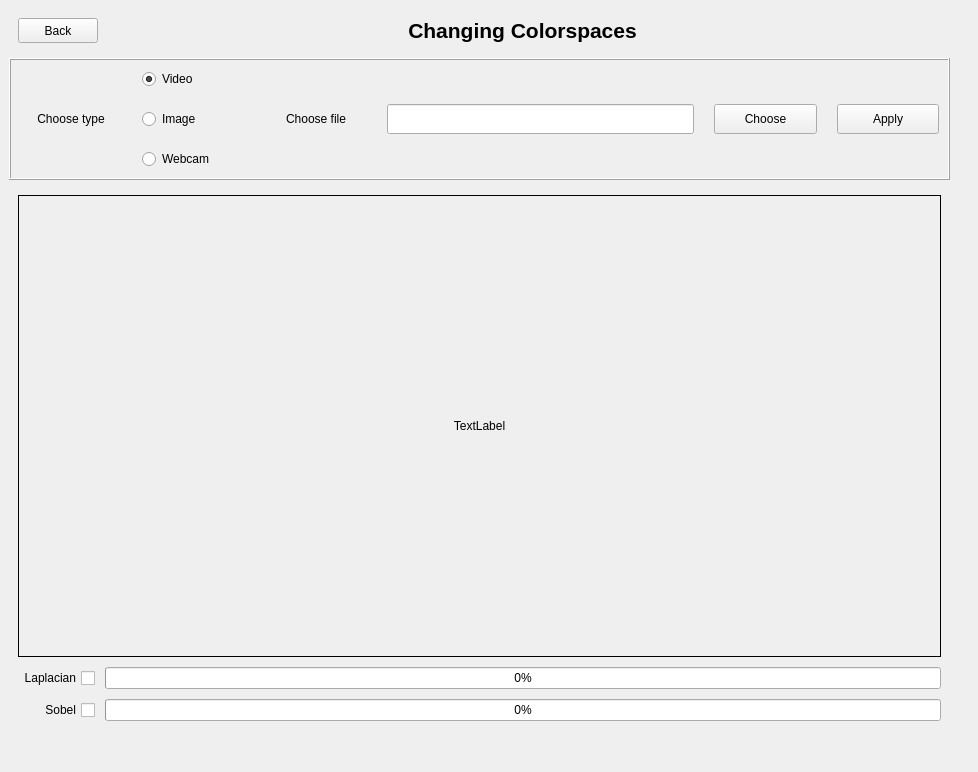
Old version of the form ui/sharpness_analyzer.ui in the repository quanglv1996/image-processing-cv2.
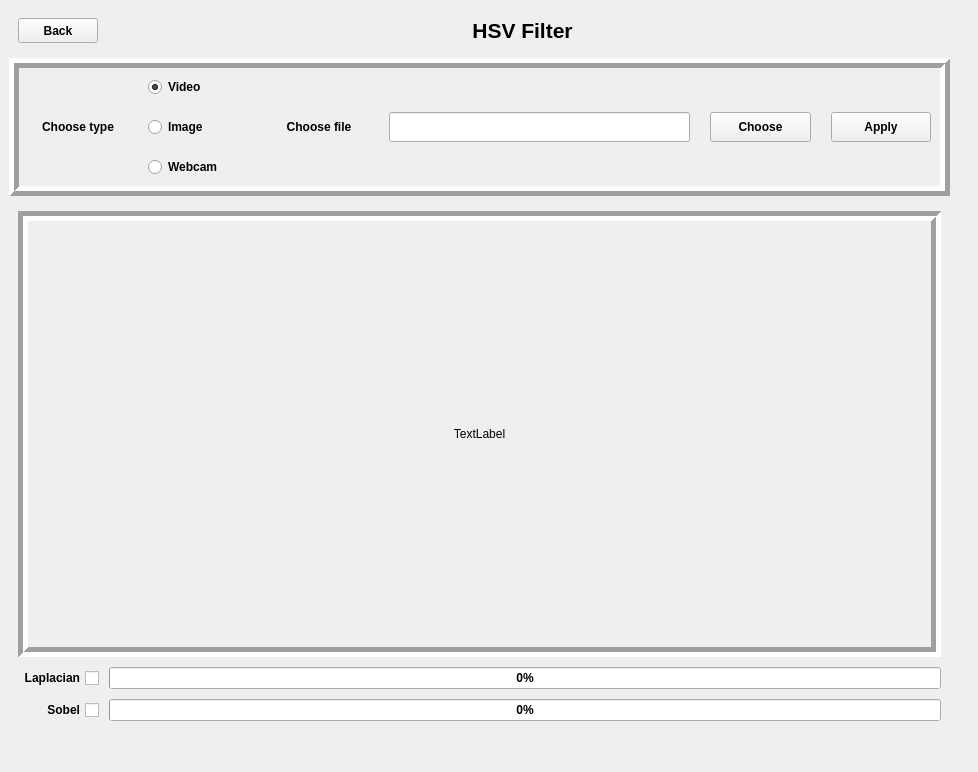
New version of the form.

Commit message: Update camera sharpness analyzer

What changed in the file:
```diff
--- a/ui/sharpness_analyzer.ui
+++ b/ui/sharpness_analyzer.ui
@@ -45,6 +45,12 @@
           <height>30</height>
          </size>
         </property>
+        <property name="font">
+         <font>
+          <weight>75</weight>
+          <bold>true</bold>
+         </font>
+        </property>
         <property name="text">
          <string>Back</string>
         </property>
@@ -60,7 +66,7 @@
          </font>
         </property>
         <property name="text">
-         <string>Changing Colorspaces</string>
+         <string>HSV Filter</string>
         </property>
         <property name="alignment">
          <set>Qt::AlignCenter</set>
@@ -77,12 +83,21 @@
       <property name="frameShadow">
        <enum>QFrame::Raised</enum>
       </property>
+      <property name="lineWidth">
+       <number>5</number>
+      </property>
       <layout class="QHBoxLayout" name="horizontalLayout_7" stretch="1,1,1,3,1,1">
        <property name="spacing">
         <number>20</number>
        </property>
        <item>
         <widget class="QLabel" name="label_11">
+         <property name="font">
+          <font>
+           <weight>75</weight>
+           <bold>true</bold>
+          </font>
+         </property>
          <property name="text">
           <string>Choose type</string>
          </property>
@@ -95,6 +110,12 @@
         <layout class="QVBoxLayout" name="verticalLayout_4">
          <item>
           <widget class="QRadioButton" name="radioButtonVideo">
+           <property name="font">
+            <font>
+             <weight>75</weight>
+             <bold>true</bold>
+            </font>
+           </property>
            <property name="text">
             <string>Video</string>
            </property>
@@ -105,6 +126,12 @@
          </item>
          <item>
           <widget class="QRadioButton" name="radioButtonImage">
+           <property name="font">
+            <font>
+             <weight>75</weight>
+             <bold>true</bold>
+            </font>
+           </property>
            <property name="text">
             <string>Image</string>
            </property>
@@ -112,6 +139,12 @@
          </item>
          <item>
           <widget class="QRadioButton" name="radioButtonWebcam">
+           <property name="font">
+            <font>
+             <weight>75</weight>
+             <bold>true</bold>
+            </font>
+           </property>
            <property name="text">
             <string>Webcam</string>
            </property>
@@ -124,6 +157,12 @@
        </item>
        <item>
         <widget class="QLabel" name="label_12">
+         <property name="font">
+          <font>
+           <weight>75</weight>
+           <bold>true</bold>
+          </font>
+         </property>
          <property name="text">
           <string>Choose file</string>
          </property>
@@ -150,6 +189,12 @@
            <height>30</height>
           </size>
          </property>
+         <property name="font">
+          <font>
+           <weight>75</weight>
+           <bold>true</bold>
+          </font>
+         </property>
          <property name="text">
           <string>Choose</string>
          </property>
@@ -163,6 +208,12 @@
            <height>30</height>
           </size>
          </property>
+         <property name="font">
+          <font>
+           <weight>75</weight>
+           <bold>true</bold>
+          </font>
+         </property>
          <property name="text">
           <string>Apply</string>
          </property>
@@ -205,7 +256,10 @@
            <enum>QFrame::Box</enum>
           </property>
           <property name="frameShadow">
-           <enum>QFrame::Plain</enum>
+           <enum>QFrame::Sunken</enum>
+          </property>
+          <property name="lineWidth">
+           <number>5</number>
           </property>
           <property name="text">
            <string>TextLabel</string>
@@ -222,6 +276,12 @@
          <layout class="QGridLayout" name="gridLayoutType">
           <item row="1" column="1">
            <widget class="QProgressBar" name="progressBarSobel">
+            <property name="font">
+             <font>
+              <weight>75</weight>
+              <bold>true</bold>
+             </font>
+            </property>
             <property name="value">
              <number>0</number>
             </property>
@@ -229,6 +289,12 @@
           </item>
           <item row="0" column="0">
            <widget class="QCheckBox" name="checkBoxLaplacian">
+            <property name="font">
+             <font>
+              <weight>75</weight>
+              <bold>true</bold>
+             </font>
+            </property>
             <property name="layoutDirection">
              <enum>Qt::RightToLeft</enum>
             </property>
@@ -239,6 +305,12 @@
           </item>
           <item row="0" column="1">
            <widget class="QProgressBar" name="progressBarLaplacian">
+            <property name="font">
+             <font>
+              <weight>75</weight>
+              <bold>true</bold>
+             </font>
+            </property>
             <property name="value">
              <number>0</number>
             </property>
@@ -249,6 +321,12 @@
           </item>
           <item row="1" column="0">
            <widget class="QCheckBox" name="checkBoxSobel">
+            <property name="font">
+             <font>
+              <weight>75</weight>
+              <bold>true</bold>
+             </font>
+            </property>
             <property name="layoutDirection">
              <enum>Qt::RightToLeft</enum>
             </property>
```
The commit also changes 7 other files.
